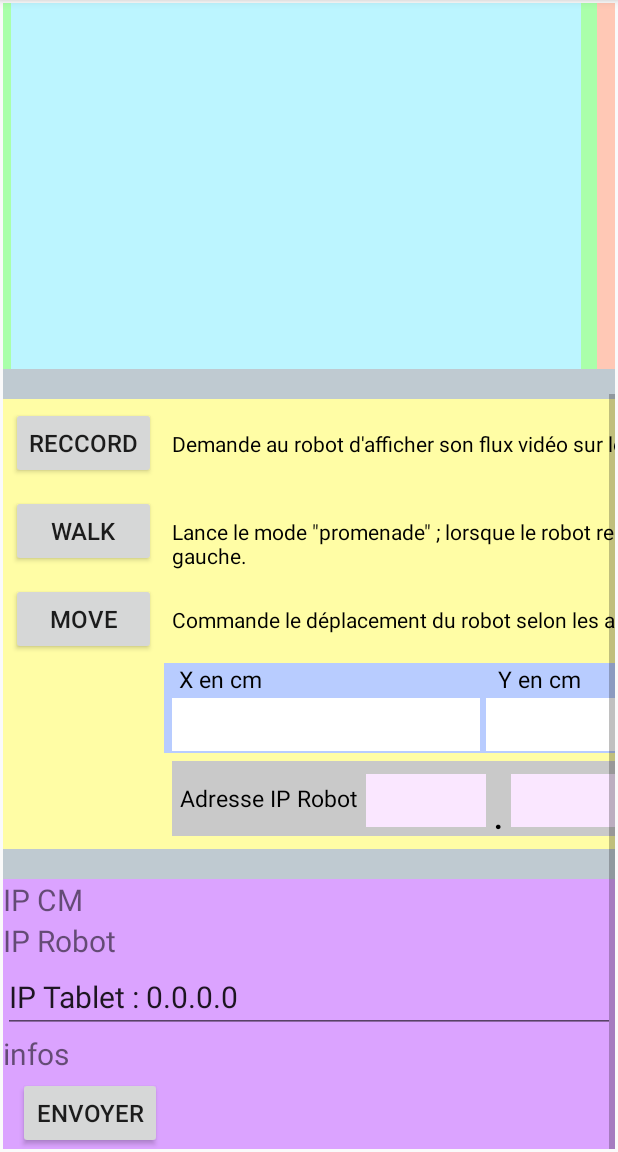
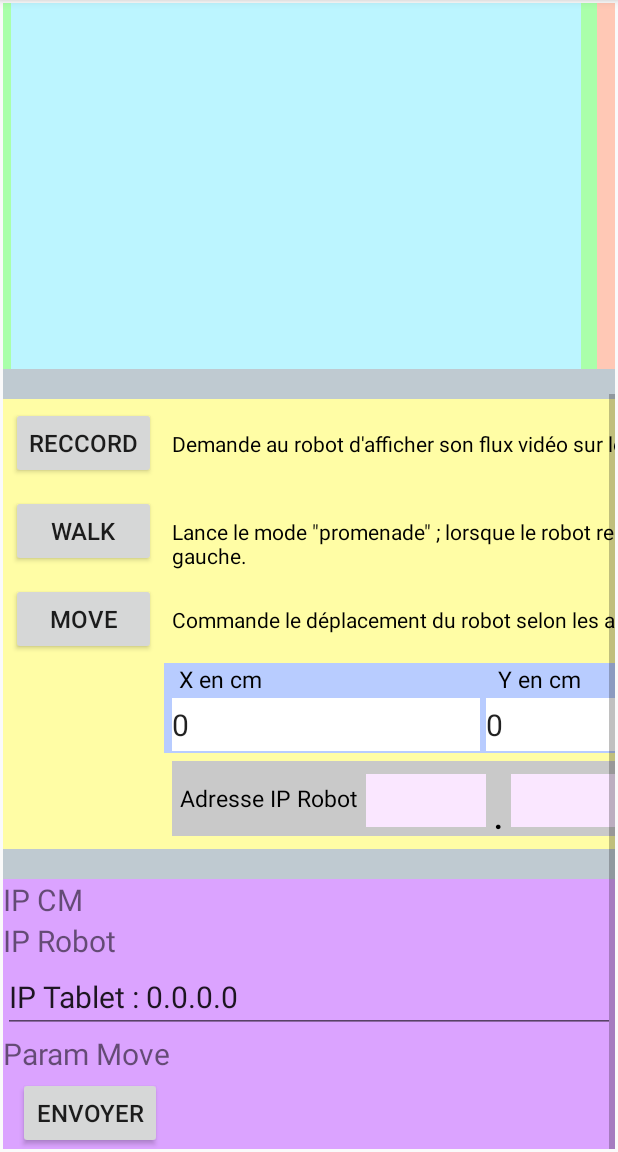
Before and after one commit to AppProjectPolytechRS2016/Tablette, an Android app: the screen it shows after launch (MainActivity), scrolled down 396 dp, on a phone screen of 412 x 824 dp, the part 84-1236 px from its top. Run offline under Robolectric (Android 15) with nearby library versions, the phone set to English and light mode, and no system bars.

Commit message:
Communication with comManager : OK Recover Robot's IP address and parameters values

```diff
--- a/RS_2016/app/src/main/java/com/app/rs_2016/MainActivity.java
+++ b/RS_2016/app/src/main/java/com/app/rs_2016/MainActivity.java
@@ -27,21 +27,21 @@ import java.util.concurrent.Executors;
 
 public class MainActivity extends ActionBarActivity {
     //Declaration of the different elements
-    private Button              buttonConnexionCM ;
-    private Button              buttonDeconnexionCM ;
+    private Button              buttonLogInCM ;
+    private Button              buttonLogOutCM ;
     private Button              buttonReccord ;
     private Button              buttonWalk ;
     private Button              buttonMove ;
     private Button              buttonSend ;
 
-    private EditText            editTextIPOctect1CM ;
-    private EditText            editTextIPOctect2CM ;
-    private EditText            editTextIPOctect3CM ;
-    private EditText            editTextIPOctect4CM ;
-    private EditText            editTextIPOctect1Robot ;
-    private EditText            editTextIPOctect2Robot ;
-    private EditText            editTextIPOctect3Robot ;
-    private EditText            editTextIPOctect4Robot ;
+    private EditText            editTextIPByte1CM ;
+    private EditText            editTextIPByte2CM ;
+    private EditText            editTextIPByte3CM ;
+    private EditText            editTextIPByte4CM ;
+    private EditText            editTextIPByte1Robot ;
+    private EditText            editTextIPByte2Robot ;
+    private EditText            editTextIPByte3Robot ;
+    private EditText            editTextIPByte4Robot ;
     private EditText            editTextXVal ;
     private EditText            editTextYVal ;
     private EditText            editTextAngleVal ;
@@ -52,13 +52,14 @@ public class MainActivity extends ActionBarActivity {
     private TextView            debugTextIPCM ;
     private TextView            debugTextIPRobot;
     private TextView            debugTextIPTablet;
+    private TextView            debugParamMove;
 
-    private TextView            infoDebug;
 
-    private int                 iOctet1IPValue ;
-    private int                 iOctet2IPValue ;
-    private int                 iOctet3IPValue ;
-    private int                 iOctet4IPValue ;
+    //Intern variables
+    private int                 iByte1IP_Value ;
+    private int                 iByte2IP_Value ;
+    private int                 iByte3IP_Value ;
+    private int                 iByte4IP_Value ;
 
     private int                 iByteRobotIP1_Value ;
     private int                 iByteRobotIP2_Value ;
@@ -68,7 +69,12 @@ public class MainActivity extends ActionBarActivity {
     private String              strIPRobot      = null;
     private String              strIPCM         = null;
     private String              tabletAddress;
+
     private int                 iPortCMNum      = 6020;
+    private int                 iXValue;
+    private int                 iYValue;
+    private int                 iThetaValue;
+
     public boolean              bCheckResult ;
 
     private ApplicationTablet   appTab;
@@ -78,7 +84,7 @@ public class MainActivity extends ActionBarActivity {
         super.onCreate(savedInstanceState);
         setContentView(R.layout.activity_main);
 
-        //To add to enable the connexion to the comManager
+        //To add to enable the connection to the comManager
         if (android.os.Build.VERSION.SDK_INT > 9)
         {
             StrictMode.ThreadPolicy policy = new StrictMode.ThreadPolicy.Builder().permitAll().build();
@@ -86,12 +92,12 @@ public class MainActivity extends ActionBarActivity {
         }
 
         //Set links for the buttons
-        this.buttonConnexionCM      = (Button)this.findViewById(R.id.buttonConnexionCM) ;
-        this.buttonDeconnexionCM    = (Button)this.findViewById(R.id.buttonDeconnexionCM) ;
+        this.buttonLogInCM          = (Button)this.findViewById(R.id.buttonLogInCM) ;
+        this.buttonLogOutCM         = (Button)this.findViewById(R.id.buttonLogOutCM) ;
         this.buttonMove             = (Button)this.findViewById(R.id.buttonMove) ;
         this.buttonReccord          = (Button)this.findViewById(R.id.buttonReccord) ;
-     //   this.buttonSend             = (Button)this.findViewById(R.id.buttonSend);
-        this.buttonSend             = (Button)this.findViewById(R.id.buttonSendTestPhone);
+        this.buttonSend             = (Button)this.findViewById(R.id.buttonSend);
+        //this.buttonSend             = (Button)this.findViewById(R.id.buttonSendTestPhone);
         this.buttonWalk             = (Button)this.findViewById(R.id.buttonWalk) ;
 
         //Set links for the edit texts
@@ -99,28 +105,29 @@ public class MainActivity extends ActionBarActivity {
         this.editTextXVal           = (EditText)this.findViewById(R.id.editTextXVal) ;
         this.editTextYVal           = (EditText)this.findViewById(R.id.editTextYVal) ;
 
-        this.editTextIPOctect1CM    = (EditText)this.findViewById(R.id.ipCMOctet1) ;
-        this.editTextIPOctect2CM    = (EditText)this.findViewById(R.id.ipCMOctet2) ;
-        this.editTextIPOctect3CM    = (EditText)this.findViewById(R.id.ipCMOctet3) ;
-        this.editTextIPOctect4CM    = (EditText)this.findViewById(R.id.ipCMOctet4) ;
+        this.editTextIPByte1CM      = (EditText)this.findViewById(R.id.ipCMByte1) ;
+        this.editTextIPByte2CM      = (EditText)this.findViewById(R.id.ipCMByte2) ;
+        this.editTextIPByte3CM      = (EditText)this.findViewById(R.id.ipCMByte3) ;
+        this.editTextIPByte4CM      = (EditText)this.findViewById(R.id.ipCMByte4) ;
 
-        this.editTextIPOctect1Robot = (EditText)this.findViewById(R.id.editTextIPRobot1) ;
-        this.editTextIPOctect2Robot = (EditText)this.findViewById(R.id.editTextIPRobot2) ;
-        this.editTextIPOctect3Robot = (EditText)this.findViewById(R.id.editTextIPRobot3) ;
-        this.editTextIPOctect4Robot = (EditText)this.findViewById(R.id.editTextIPRobot4) ;
+        this.editTextIPByte1Robot   = (EditText)this.findViewById(R.id.editTextIPRobot1) ;
+        this.editTextIPByte2Robot   = (EditText)this.findViewById(R.id.editTextIPRobot2) ;
+        this.editTextIPByte3Robot   = (EditText)this.findViewById(R.id.editTextIPRobot3) ;
+        this.editTextIPByte4Robot   = (EditText)this.findViewById(R.id.editTextIPRobot4) ;
 
-        //Set links for the text views
+        //Set links for the debug text views
         this.debugTextIPCM          = (TextView)this.findViewById(R.id.debugIPCM);
         this.debugTextIPRobot       = (TextView)this.findViewById(R.id.debugIPRobot);
-        this.debugTextIPTablet       = (TextView)this.findViewById(R.id.debugIPTablet);
-        this.infoDebug              = (TextView)this.findViewById(R.id.infoDebug);
+        this.debugTextIPTablet      = (TextView)this.findViewById(R.id.debugIPTablet);
+        this.debugParamMove         = (TextView)this.findViewById(R.id.debugMoveParam);
+
 
         //Set links for the lists
         this.robotList              = (ListView)this.findViewById(R.id.listViewRobot) ;
         this.featuresList           = (ListView)this.findViewById(R.id.listViewFeatures) ;
 
-        //Hide de Deconnexion button
-        buttonDeconnexionCM.setVisibility(View.INVISIBLE);
+        //Hide de LogOut button
+        buttonLogOutCM.setVisibility(View.INVISIBLE);
 
         //Recover the IP address of the tablet
         WifiManager wifiMgr         = (WifiManager)getSystemService(Context.WIFI_SERVICE);
@@ -132,76 +139,119 @@ public class MainActivity extends ActionBarActivity {
 
        debugTextIPTablet.setText("IP Tablet : " + tabletAddress);
 
-        //Set the click listeners for the Connexion button
-        buttonConnexionCM.setOnClickListener(
+        //Set the click listeners for the LogIn button
+        buttonLogInCM.setOnClickListener(
                 new OnClickListener() {
                     public void onClick(View v) {
+                        try {
                             //Recover each byte value of the IP
-                        iOctet1IPValue = Integer.parseInt(editTextIPOctect1CM.getText().toString());
-                        iOctet2IPValue = Integer.parseInt(editTextIPOctect2CM.getText().toString());
-                        iOctet3IPValue = Integer.parseInt(editTextIPOctect3CM.getText().toString());
-                        iOctet4IPValue = Integer.parseInt(editTextIPOctect4CM.getText().toString());
+                            iByte1IP_Value  = Integer.parseInt(editTextIPByte1CM.getText().toString());
+                            iByte2IP_Value  = Integer.parseInt(editTextIPByte2CM.getText().toString());
+                            iByte3IP_Value  = Integer.parseInt(editTextIPByte3CM.getText().toString());
+                            iByte4IP_Value  = Integer.parseInt(editTextIPByte4CM.getText().toString());
 
                             //Check if the IP address is valid
-                        bCheckResult = CheckUserChoice.checkIP(iOctet1IPValue, iOctet2IPValue, iOctet3IPValue, iOctet4IPValue);
+                            bCheckResult    = CheckUserChoice.checkIP(iByte1IP_Value, iByte2IP_Value, iByte3IP_Value, iByte4IP_Value);
 
                             //Display for debug
-                       // strIPCM = iOctet1IPValue + "." + iOctet2IPValue + "." + iOctet3IPValue + "." + iOctet4IPValue ;
-                        strIPCM                     = String.format("%d.%d.%d.%d", iOctet1IPValue, iOctet2IPValue, iOctet3IPValue, iOctet4IPValue);
+                            strIPCM         = String.format("%d.%d.%d.%d", iByte1IP_Value, iByte2IP_Value, iByte3IP_Value, iByte4IP_Value);
                             debugTextIPCM.setText("IP CM : " + strIPCM + " Check Res = " + bCheckResult);
 
-                        if(bCheckResult == true) {
-                            ExecutorService execServ    = Executors.newFixedThreadPool(3);
-                            appTab                      = new ApplicationTablet("tablet", iPortCMNum, execServ);
-                            int iTest                   = appTab.connexionCM(strIPCM, iPortCMNum);
+                            if (bCheckResult == true) {
+                                ExecutorService execServ = Executors.newFixedThreadPool(3);
+                                appTab      = new ApplicationTablet("tablet", iPortCMNum, execServ);
+                                int iTest   = appTab.logINCM(strIPCM, iPortCMNum, tabletAddress);
 
-
-                            if(iTest == 1) {
+                                //If the connection succeed
+                                if (iTest == 1) {
                                     Toast.makeText(MainActivity.this, "La tablette est maintenant connectée au gestionnaire de communication.", Toast.LENGTH_LONG).show();
 
-                                //Hide the connexion button and display the deconnexion button
-                                buttonConnexionCM.setVisibility(View.INVISIBLE);
-                                buttonDeconnexionCM.setVisibility(View.INVISIBLE);
+                                    //Hide the LogIn button and display the LogOut button
+                                    buttonLogInCM.setVisibility(View.INVISIBLE);
+                                    buttonLogOutCM.setVisibility(View.VISIBLE);
+
+                                    //Disable the IP EditTexts
+                                    editTextIPByte1CM.setEnabled(false);
+                                    editTextIPByte2CM.setEnabled(false);
+                                    editTextIPByte3CM.setEnabled(false);
+                                    editTextIPByte4CM.setEnabled(false);
                                 }
-
-                            else{
-                                Toast.makeText(MainActivity.this, "La tablette n'est pas connectée au gestionnaire de communication.", Toast.LENGTH_LONG).show();
+                                else {
+                                    Toast.makeText(MainActivity.this, "La tablette n'a pas pu se connecter au gestionnaire de communication.", Toast.LENGTH_LONG).show();
                                 }
                             }
 
-                        else{
+                            else {
                                 Toast.makeText(MainActivity.this, "L'adresse IP renseignée est invalide.", Toast.LENGTH_LONG).show();
                             }
-
-
+                        }
+                        //If the IP address is not valid
+                        catch(Exception e) {
+                            e.printStackTrace();
+                            Toast.makeText(MainActivity.this, "L'adresse IP du gestionnaire de communication contient des champs vides.", Toast.LENGTH_LONG).show();
+                        }
 
                     }
                 });
 
+        //Set the CliclListener for the Send button, in order to send orders to the robot
         buttonSend.setOnClickListener(
                 new OnClickListener() {
                     public void onClick(View v) {
+
+                        try {
+                            //Re-initialize the bCheckResult variable
+                            bCheckResult            = false;
+
                             //Recover each byte value of the IP
-                        iByteRobotIP1_Value  = Integer.parseInt(editTextIPOctect1Robot.getText().toString());
-                        iByteRobotIP2_Value  = Integer.parseInt(editTextIPOctect2Robot.getText().toString());
-                        iByteRobotIP3_Value  = Integer.parseInt(editTextIPOctect3Robot.getText().toString());
-                        iByteRobotIP4_Value  = Integer.parseInt(editTextIPOctect4Robot.getText().toString());
+                            iByteRobotIP1_Value     = Integer.parseInt(editTextIPByte1Robot.getText().toString());
+                            iByteRobotIP2_Value     = Integer.parseInt(editTextIPByte2Robot.getText().toString());
+                            iByteRobotIP3_Value     = Integer.parseInt(editTextIPByte3Robot.getText().toString());
+                            iByteRobotIP4_Value     = Integer.parseInt(editTextIPByte4Robot.getText().toString());
 
-                        //Check if th IP address if valid
-                        bCheckResult    = CheckUserChoice.checkIP(iByteRobotIP1_Value, iByteRobotIP2_Value, iByteRobotIP3_Value, iByteRobotIP4_Value);
+                            // Check if the IP address is valid
+                            bCheckResult            = CheckUserChoice.checkIP(iByte1IP_Value, iByte2IP_Value, iByte3IP_Value, iByte4IP_Value);
+
+                            //Display for debug
+                            strIPRobot              = iByteRobotIP1_Value + "." + iByteRobotIP2_Value + "." + iByteRobotIP3_Value +"." +iByteRobotIP4_Value;
+                            debugTextIPRobot.setText("IP Robot : " + strIPRobot + " Check Res = " + bCheckResult);
+
+                            String strXVal      = editTextXVal.getText().toString();
+                            String strYVal      = editTextYVal.getText().toString();
+                            String strThetaVal  = editTextAngleVal.getText().toString();
+
+                            iXValue             = CheckUserChoice.checkIntParam(strXVal);
+                            iYValue             = CheckUserChoice.checkIntParam(strYVal);
+                            iThetaValue         = CheckUserChoice.checkIntParam(strThetaVal);
+
+                            debugParamMove.setText("Xval = " + strXVal + "; YVal = " + iYValue + "; Theta = " + iThetaValue);
 
 
-                        //Display for debug
-                        strIPRobot         = "IP Robot : " + iByteRobotIP1_Value + "." + iByteRobotIP2_Value + "." + iByteRobotIP3_Value + "." + iByteRobotIP4_Value + " Check Res = " + String.valueOf(bCheckResult) ;
-                        debugTextIPRobot.setText(strIPRobot);
+                        }
+                        catch (Exception e){
+                            e.printStackTrace();
+                        }
 
                     }
                 });
 
-        buttonDeconnexionCM.setOnClickListener(
+        //Set the ClickListener for the
+        buttonLogOutCM.setOnClickListener(
                 new OnClickListener() {
                     @Override
                     public void onClick(View v) {
+                        appTab.logOutCM();
+
+                        //Hide the LogOut button and show the LogIn button
+                        buttonLogOutCM.setVisibility(View.INVISIBLE);
+                        buttonLogInCM.setVisibility(View.VISIBLE);
+                        Toast.makeText(MainActivity.this, "La tablette s'est déconnectée du serveur.", Toast.LENGTH_LONG).show();
+
+                        //Enable the IP EditTexts
+                        editTextIPByte1CM.setEnabled(true);
+                        editTextIPByte2CM.setEnabled(true);
+                        editTextIPByte3CM.setEnabled(true);
+                        editTextIPByte4CM.setEnabled(true);
 
                     }
                 }
--- a/RS_2016/app/src/main/res/layout/activity_main.xml
+++ b/RS_2016/app/src/main/res/layout/activity_main.xml
@@ -56,7 +56,7 @@
                 <EditText
                     android:layout_width="@dimen/ip_editText_width_10inches"
                     android:layout_height="@dimen/ip_editText_height_10inches"
-                    android:id="@+id/ipCMOctet1"
+                    android:id="@+id/ipCMByte1"
                     android:inputType="number"
                     android:layout_centerHorizontal="true"
                     android:layout_centerVertical="true"
@@ -87,7 +87,7 @@
                 <EditText
                     android:layout_width="@dimen/ip_editText_width_10inches"
                     android:layout_height="@dimen/ip_editText_height_10inches"
-                    android:id="@+id/ipCMOctet2"
+                    android:id="@+id/ipCMByte2"
                     android:inputType="number"
                     android:layout_centerHorizontal="true"
                     android:layout_centerVertical="true"
@@ -118,7 +118,7 @@
                 <EditText
                     android:layout_width="@dimen/ip_editText_width_10inches"
                     android:layout_height="@dimen/ip_editText_height_10inches"
-                    android:id="@+id/ipCMOctet3"
+                    android:id="@+id/ipCMByte3"
                     android:inputType="number"
                     android:layout_centerHorizontal="true"
                     android:layout_centerVertical="true"
@@ -148,7 +148,7 @@
                 <EditText
                     android:layout_width="@dimen/ip_editText_width_10inches"
                     android:layout_height="@dimen/ip_editText_height_10inches"
-                    android:id="@+id/ipCMOctet4"
+                    android:id="@+id/ipCMByte4"
                     android:inputType="number"
                     android:layout_centerHorizontal="true"
                     android:layout_centerVertical="true"
@@ -167,7 +167,7 @@
                     android:layout_width="wrap_content"
                     android:layout_height="wrap_content"
                     android:text="Connexion"
-                    android:id="@+id/buttonConnexionCM"
+                    android:id="@+id/buttonLogInCM"
                     android:layout_row="2"
                     android:layout_column="7"
                     android:layout_margin="@dimen/button_default_margin_10inches"
@@ -177,7 +177,7 @@
                     android:layout_width="wrap_content"
                     android:layout_height="wrap_content"
                     android:text="Déconnexion"
-                    android:id="@+id/buttonDeconnexionCM"
+                    android:id="@+id/buttonLogOutCM"
                     android:layout_row="2"
                     android:layout_column="8"
                     android:layout_margin="@dimen/button_default_margin_10inches"
@@ -413,7 +413,7 @@
                             android:layout_height="@dimen/editText_parameter_height_10inches"
                             android:layout_centerHorizontal="true"
                             android:layout_centerVertical="true"
-                            android:inputType="numberDecimal"
+                            android:inputType="numberSigned|numberDecimal"
                             android:ems="10"
                             android:id="@+id/editTextXVal"
                             android:layout_column="0"
@@ -422,12 +422,15 @@
                             android:layout_marginLeft="@dimen/default_margin_10inches"
                             android:layout_marginTop="@dimen/small_margin_10inches"
                             android:layout_marginRight="@dimen/small_margin_10inches"
-                            android:layout_marginBottom="@dimen/small_margin_10inches" />
+                            android:layout_marginBottom="@dimen/small_margin_10inches"
+                            android:maxLength="3"
+                            android:imeOptions="actionNext"
+                            android:text="0" />
 
                         <EditText
                             android:layout_width="@dimen/editText_parameter_width_10inches"
                             android:layout_height="@dimen/editText_parameter_height_10inches"
-                            android:inputType="numberDecimal"
+                            android:inputType="numberSigned|numberDecimal"
                             android:layout_centerHorizontal="true"
                             android:layout_centerVertical="true"
                             android:ems="10"
@@ -438,12 +441,15 @@
                             android:layout_marginLeft="@dimen/small_margin_10inches"
                             android:layout_marginTop="@dimen/small_margin_10inches"
                             android:layout_marginRight="@dimen/small_margin_10inches"
-                            android:layout_marginBottom="@dimen/small_margin_10inches" />
+                            android:layout_marginBottom="@dimen/small_margin_10inches"
+                            android:maxLength="3"
+                            android:imeOptions="actionNext"
+                            android:text="0" />
 
                         <EditText
                             android:layout_width="@dimen/editText_parameter_width_10inches"
                             android:layout_height="@dimen/editText_parameter_height_10inches"
-                            android:inputType="numberDecimal"
+                            android:inputType="numberSigned|numberDecimal"
                             android:layout_centerHorizontal="true"
                             android:layout_centerVertical="true"
                             android:ems="10"
@@ -454,7 +460,10 @@
                             android:layout_marginLeft="@dimen/small_margin_10inches"
                             android:layout_marginTop="@dimen/small_margin_10inches"
                             android:layout_marginRight="@dimen/small_margin_10inches"
-                            android:layout_marginBottom="@dimen/small_margin_10inches" />
+                            android:layout_marginBottom="@dimen/small_margin_10inches"
+                            android:maxLength="3"
+                            android:imeOptions="actionDone"
+                            android:text="0" />
 
                     </TableRow>
                 </TableLayout>
@@ -471,7 +480,8 @@
                     android:layout_height="@dimen/sendBlock_height_10inches"
                     android:layout_column="1"
                     android:layout_margin="@dimen/default_margin_10inches"
-                    android:background="#ffc9c9c9">
+                    android:background="#ffc9c9c9"
+                    android:id="@+id/ipRobotBlock">
 
                     <TextView
                         android:layout_width="wrap_content"
@@ -501,7 +511,7 @@
                         android:layout_marginRight="@dimen/default_margin_10inches"
                         android:maxLength="3"
                         android:layout_weight="1"
-                        android:imeOptions="actionNext"/>
+                        android:imeOptions="actionNext" />
 
                     <TextView
                         android:layout_width="wrap_content"
@@ -533,7 +543,7 @@
                         android:layout_marginRight="@dimen/default_margin_10inches"
                         android:maxLength="3"
                         android:layout_weight="1"
-                        android:imeOptions="actionNext"/>
+                        android:imeOptions="actionNext" />
 
                     <TextView
                         android:layout_width="wrap_content"
@@ -565,7 +575,7 @@
                         android:layout_marginRight="@dimen/default_margin_10inches"
                         android:maxLength="3"
                         android:layout_weight="1"
-                        android:imeOptions="actionNext"/>
+                        android:imeOptions="actionNext" />
 
                     <TextView
                         android:layout_width="wrap_content"
@@ -597,7 +607,7 @@
                         android:layout_marginRight="@dimen/right_margin_between_elmt_10inches"
                         android:maxLength="3"
                         android:layout_weight="1"
-                        android:imeOptions="actionDone"/>
+                        android:imeOptions="actionDone" />
 
                     <Button
                         android:layout_width="wrap_content"
@@ -650,8 +660,8 @@
             <TextView
                 android:layout_width="wrap_content"
                 android:layout_height="wrap_content"
-                android:text="infos"
-                android:id="@+id/infoDebug"
+                android:text="Param Move"
+                android:id="@+id/debugMoveParam"
                 android:textSize="20dp" />
 
             <Button
```
Also changed, not shown: RS_2016/app/src/main/java/com/app/rs_2016/ApplicationTablet.java (+61 -13 lines), RS_2016/app/src/main/java/com/app/rs_2016/CheckUserChoice.java (+45 -1 lines), RS_2016/app/src/main/java/com/app/rs_2016/NetworkFlow.java (+4 -4 lines), 1 other file. Lines whose indentation alone changed are shown as unchanged.
